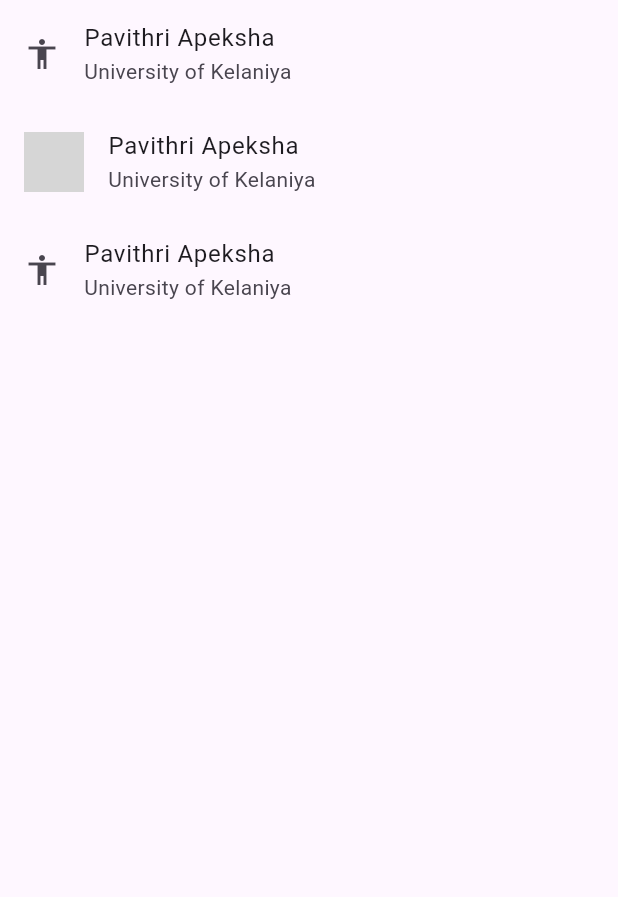
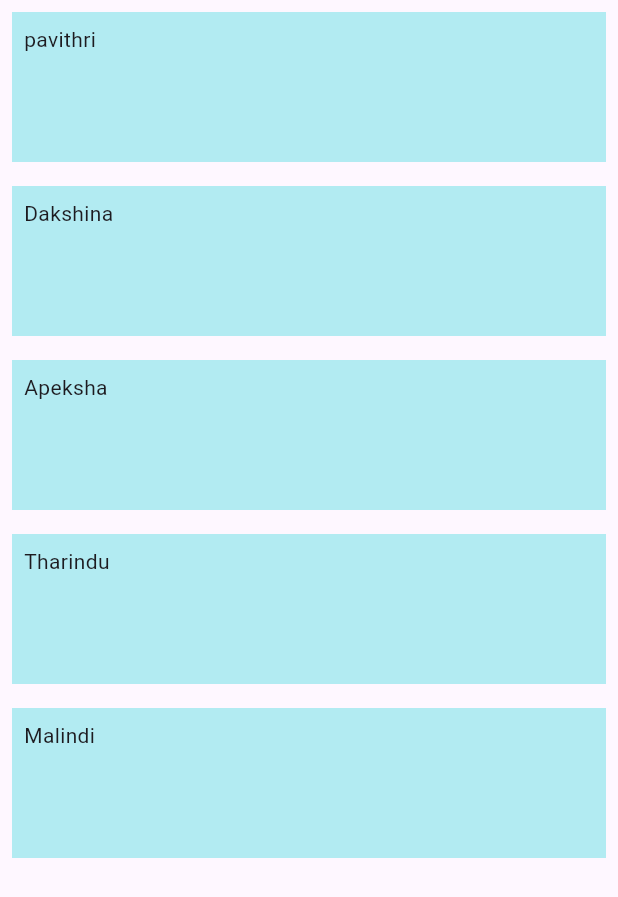
Before and after one commit to Apeksha-P/Flutter-Basic-projects, a Flutter app: the screen it shows after launch, on a phone screen of 412 x 824 dp. Shown: the top 897 px of the screen. Run offline on Flutter 3.47's test engine with Material 3 defaults, Android fonts, the phone set to English and light mode, and no system bars; grey boxes are pictures that could not be loaded.

Commit message:
Create ListView.Builder widget

```diff
--- a/flutter_ui/lib/main.dart
+++ b/flutter_ui/lib/main.dart
@@ -1,5 +1,5 @@
 import 'package:flutter/material.dart';
-import 'package:flutter_ui/widgets/listview_widget.dart';
+import 'package:flutter_ui/widgets/listViewBuilder_widget.dart';
 
 void main() {
   runApp(const MyApp());
@@ -16,7 +16,7 @@ class MyApp extends StatelessWidget {
       theme:ThemeData(
         primarySwatch: Colors.blue,
       ) ,
-      home: const ListViewWidget(),
+      home: const ListViewBuilder(),
     );
   }
 }
--- /dev/null
+++ b/flutter_ui/lib/widgets/listViewBuilder_widget.dart
@@ -0,0 +1,40 @@
+import 'package:flutter/material.dart';
+import 'package:flutter/widgets.dart';
+
+class ListViewBuilder extends StatefulWidget {
+  const ListViewBuilder({super.key});
+
+  @override
+  State<ListViewBuilder> createState() => _ListViewBuilderState();
+}
+
+class _ListViewBuilderState extends State<ListViewBuilder> {
+  List names = ["pavithri","Dakshina","Apeksha","Tharindu","Malindi"];
+  @override
+  Widget build(BuildContext context) {
+    return Scaffold(
+      body: ListView.builder(
+        itemCount: names.length,
+        itemBuilder: (context,index){
+          return
+        Padding(
+          padding: const EdgeInsets.all(8.0),
+          child:
+          Container(
+            height: 100,
+            width: 100,
+            color: Colors.cyan[100],
+            child: Padding(
+              padding: const EdgeInsets.all(8.0),
+              child: Text(names[index]),
+            ),
+          ),
+          // ListTile(
+          //   title: Text("Pavithri Apeksha"),
+          //   leading: Icon(Icons.heart_broken,color: Colors.red,size: 50,),
+          // )
+        );
+      },),
+    );
+  }
+}
--- a/flutter_ui/lib/widgets/listview_widget.dart
+++ b/flutter_ui/lib/widgets/listview_widget.dart
@@ -23,7 +23,7 @@ class _ListViewWidgetState extends State<ListViewWidget> {
             subtitle: Text("University of Kelaniya"),
             leading: CircleAvatar(
               backgroundImage: NetworkImage(
-                "https://www.google.com/url?sa=i&url=https%3A%2F%2Fwww.vecteezy.com%2Ffree-png%2Fprofile&psig=AOvVaw1fdiPMuvWY_52X5krf6cJ_&ust=1719833429137000&source=images&cd=vfe&opi=89978449&ved=0CBEQjRxqFwoTCID9jvecg4cDFQAAAAAdAAAAABAE.png"),
+                ""),
             )
           ),
           ListTile(
```
